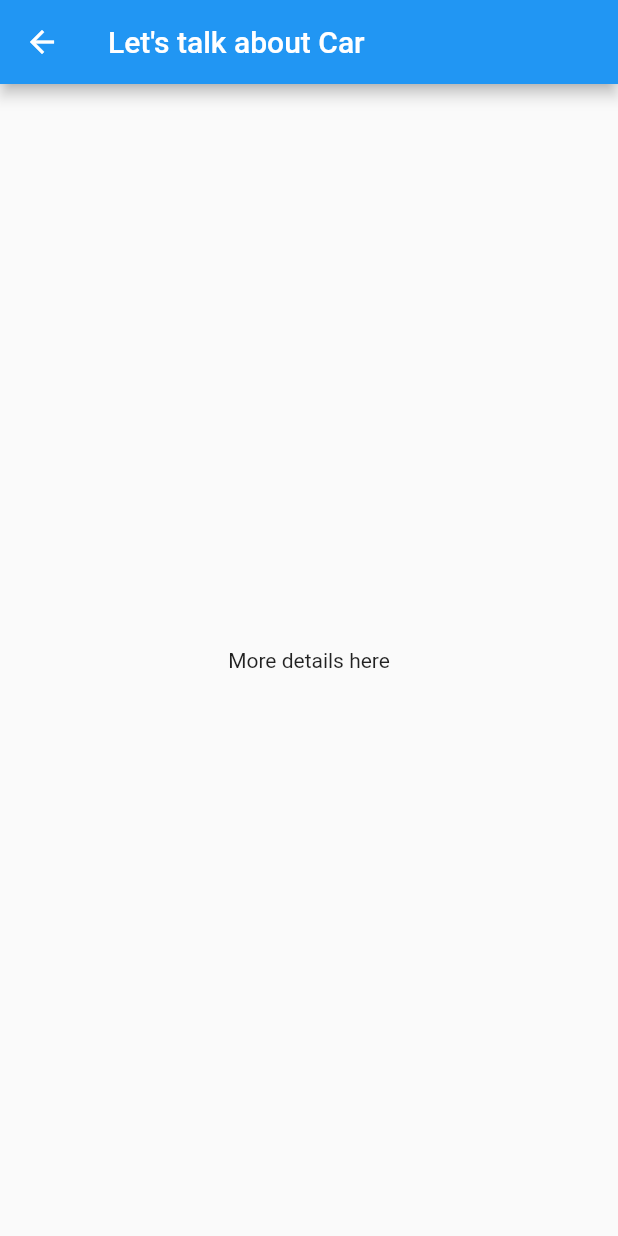
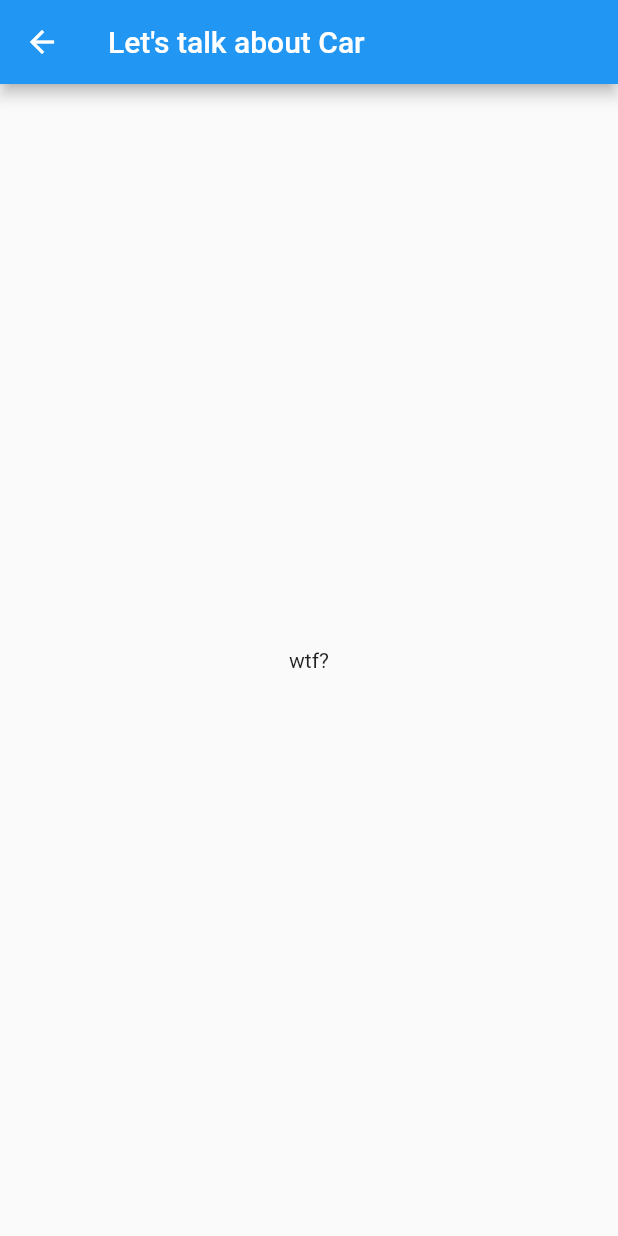
Before and after one commit to SerjKli/Flutter-navigation-2, a Flutter app: the screen it shows after launch, after a tap on "Car", on a phone screen of 412 x 824 dp. Run offline on Flutter 3.47's test engine with Material 2 defaults, Android fonts, the phone set to English and light mode, and no system bars; our stand-ins replace hooks_riverpod.

Commit message:
Implementation of RouteDelegate Implementation of RouteInformationParser
Move from MaterialApp to MaterialApp.route

```diff
--- a/lib/main.dart
+++ b/lib/main.dart
@@ -1,10 +1,15 @@
+
+import 'package:flutter/foundation.dart';
 import 'package:flutter/material.dart';
-import 'package:flutter_navigation_2/DUMMY.dart';
-import 'package:flutter_navigation_2/models/ItemModel.dart';
-import 'package:flutter_navigation_2/routes/router_delegator.dart';
+import 'package:flutter_web_plugins/flutter_web_plugins.dart';
 import 'package:hooks_riverpod/hooks_riverpod.dart';
 
+import 'package:flutter_navigation_2/routes/router_parser.dart';
+import 'package:flutter_navigation_2/routes/router_delegator.dart';
+
 void main() {
+  if (kIsWeb) setUrlStrategy(PathUrlStrategy());
+
   runApp(
     /// Init Riverpod's providers
     /// https://riverpod.dev/docs/concepts/providers#creating-a-provider
@@ -14,18 +19,19 @@ void main() {
   );
 }
 
-class MyApp extends StatelessWidget {
+class MyApp extends ConsumerWidget {
   const MyApp({Key? key}) : super(key: key);
 
   @override
-  Widget build(BuildContext context) {
-    return MaterialApp(
+  Widget build(BuildContext context, WidgetRef ref) {
+    return MaterialApp.router(
       debugShowCheckedModeBanner: false,
       title: 'Flutter Demo',
       theme: ThemeData(
         primarySwatch: Colors.blue,
       ),
-      home: Router(routerDelegate: AppRouteDelegator()),
+      routerDelegate: AppRouteDelegator(ref),
+      routeInformationParser: AppRouterInformationParser(),
     );
   }
 }
--- a/lib/providers/MainProvider.dart
+++ b/lib/providers/ItemProvider.dart
@@ -12,12 +12,20 @@ class ItemNotifier with ChangeNotifier {
   LoadingStatus _loadingStatus = LoadingStatus.init;
   final ItemRepoContract itemRepo;
   List<ItemModel> _items = [];
+  String? _selectedTitle;
 
   ItemNotifier() : itemRepo = ItemRepoFake() {
-    debugPrint("ItemNotifier constructor");
     if (_loadingStatus == LoadingStatus.init) {
       _loadItems();
     }
+  }
+
+  ItemModel? get selectedItem {
+    if(_selectedTitle == null || _items.isEmpty) return null;
+    final List<ItemModel> _item = _items.where((element) => element.title.toLowerCase() ==
+    _selectedTitle!.toLowerCase()).toList();
+    if(_items.isEmpty) return null;
+    return _item.first;
   }
 
   bool get isLoading => _loadingStatus == LoadingStatus.loading;
@@ -28,6 +36,11 @@ class ItemNotifier with ChangeNotifier {
     notifyListeners();
   }
 
+  set selectedTitle(String? title){
+    _selectedTitle = title;
+    notifyListeners();
+  }
+
   Future<void> _loadItems() async {
     loadingStatus = LoadingStatus.loading;
     _items = [...await itemRepo.loadItems()];
--- a/lib/routes/pages/MainPage.dart
+++ b/lib/routes/pages/MainPage.dart
@@ -2,15 +2,13 @@ import 'package:flutter/material.dart';
 import 'package:flutter_navigation_2/screens/MainScreen.dart';
 
 class MainPage extends Page {
-  final Function(String) onOptionSelected;
-
-  const MainPage({required this.onOptionSelected});
+  const MainPage();
 
   @override
   Route createRoute(BuildContext context) {
     return MaterialPageRoute(
       settings: this,
-      builder: (BuildContext context) => MainScreen(onOptionSelected: onOptionSelected),
+      builder: (BuildContext context) => const MainScreen(),
     );
   }
 }
--- a/lib/routes/pages/OptionDetailsPage.dart
+++ b/lib/routes/pages/OptionDetailsPage.dart
@@ -2,13 +2,12 @@ import 'package:flutter/material.dart';
 import 'package:flutter_navigation_2/screens/OptionDetailsScreen.dart';
 
 class OptionDetailsPage extends Page {
-  final String option;
-  const OptionDetailsPage({required this.option});
+  const OptionDetailsPage();
   @override
   Route createRoute(BuildContext context) {
     return MaterialPageRoute(
       settings: this,
-      builder: (BuildContext context) => OptionDetailsScreen(option: option),
+      builder: (BuildContext context) => const OptionDetailsScreen(),
     );
   }
 }
--- a/lib/routes/router_delegator.dart
+++ b/lib/routes/router_delegator.dart
@@ -1,24 +1,33 @@
 import 'package:flutter/cupertino.dart';
+import 'package:flutter_navigation_2/providers/ItemProvider.dart';
 import 'package:flutter_navigation_2/routes/pages/InitialPage.dart';
 import 'package:flutter_navigation_2/routes/pages/MainPage.dart';
 import 'package:flutter_navigation_2/routes/pages/OptionDetailsPage.dart';
+import 'package:flutter_navigation_2/routes/router_states.dart';
+import 'package:hooks_riverpod/hooks_riverpod.dart';
 
 /// App router delegator
-/// Handle all route's activities
-class AppRouteDelegator extends RouterDelegate with ChangeNotifier, PopNavigatorRouterDelegateMixin {
+/// Build Navigator according the app state and handling the pop requests
+class AppRouteDelegator extends RouterDelegate<AppRouteState>
+    with ChangeNotifier, PopNavigatorRouterDelegateMixin<AppRouteState> {
   final GlobalKey<NavigatorState> _navigatorKey = GlobalKey<NavigatorState>();
+  final WidgetRef ref;
+
   @override
-  GlobalKey<NavigatorState>? get navigatorKey => _navigatorKey;
+  GlobalKey<NavigatorState> get navigatorKey => _navigatorKey;
 
-  /// Determinate if app is ready to use
+  /// Determinate if the app is ready to use
   bool _isInit = false;
-  String? _selectedOption;
 
-  AppRouteDelegator() {
+  AppRouteDelegator(this.ref) {
     _initApp();
   }
 
-  /// Emulate getting data from remote API or local storage
+  String? get selectedItemTitle => ref.watch(itemProvider).selectedItem?.title;
+
+  /// Emulate getting data from the remote API or local storage
+  ///
+  /// For example, You can use this method to check the authentication status
   Future<void> _initApp() async {
     if (_isInit) return;
 
@@ -29,25 +38,15 @@ class AppRouteDelegator extends RouterDelegate with ChangeNotifier, PopNavigator
     notifyListeners();
   }
 
-  String? get selectedOption => _selectedOption;
-  set selectedOption(String? value) {
-    _selectedOption = value;
-    notifyListeners();
-  }
-
   @override
   Widget build(BuildContext context) {
     return Navigator(
       key: navigatorKey,
+      /// pages stack, shows the last page in this stack
       pages: [
-        MainPage(
-          onOptionSelected: (String newSelectedOption) {
-            debugPrint("selected option = $newSelectedOption");
-            selectedOption = newSelectedOption;
-          },
-        ),
+        const MainPage(),
         if (!_isInit) const InitialPage(),
-        if (_selectedOption != null) OptionDetailsPage(option: selectedOption!),
+        if (selectedItemTitle != null) const OptionDetailsPage(),
       ],
       onPopPage: (route, result) {
         if (!route.didPop(result)) return false;
@@ -57,9 +56,23 @@ class AppRouteDelegator extends RouterDelegate with ChangeNotifier, PopNavigator
   }
 
   @override
-  Future<void> setNewRoutePath(configuration) {
-    debugPrint("$configuration");
-    // TODO: implement setNewRoutePath
-    throw UnimplementedError();
+  AppRouteState get currentConfiguration {
+    if (selectedItemTitle != null) {
+      return ItemDetailRouteState(title: selectedItemTitle!);
+    } else {
+      return const HomeAppRouteState();
+    }
+  }
+
+  /// For example this method can be used to check access to pages (guards)
+  @override
+  Future<void> setNewRoutePath(AppRouteState configuration) async {
+    final _itemProvider = ref.watch(itemProvider);
+
+    if (configuration is ItemDetailRouteState) {
+      _itemProvider.selectedTitle = configuration.title;
+    } else {
+      _itemProvider.selectedTitle = null;
+    }
   }
 }
--- /dev/null
+++ b/lib/routes/router_parser.dart
@@ -0,0 +1,25 @@
+import 'package:flutter/material.dart';
+import 'package:flutter_navigation_2/routes/router_states.dart';
+
+/// Parses the current location after that RouterDelegate changing the app state
+///
+/// If you are going to build only mobile app (without Web app) it's not necessary to build it
+class AppRouterInformationParser extends RouteInformationParser<AppRouteState> {
+  /// Convert current url to navigation state
+  @override
+  Future<AppRouteState> parseRouteInformation(RouteInformation routeInformation) async {
+    final Uri uri = Uri.parse(routeInformation.location!);
+
+    if (uri.pathSegments.length == 2 && uri.pathSegments[0] == 'item') {
+      return ItemDetailRouteState(title: uri.pathSegments[1]);
+    }
+
+    return const HomeAppRouteState();
+  }
+
+  /// Convert current navigation state to url
+  @override
+  RouteInformation restoreRouteInformation(AppRouteState state) {
+    return RouteInformation(location: state.location);
+  }
+}
--- /dev/null
+++ b/lib/routes/router_states.dart
@@ -0,0 +1,26 @@
+/// Represents current app route state
+abstract class AppRouteState {
+  const AppRouteState();
+
+  String get location;
+}
+
+/// State for home page
+class HomeAppRouteState extends AppRouteState {
+  const HomeAppRouteState();
+
+  @override
+  String get location => '/';
+}
+
+/// State for item's details page
+class ItemDetailRouteState extends AppRouteState {
+  final String title;
+
+  const ItemDetailRouteState({
+    required this.title,
+  });
+
+  @override
+  String get location => '/item/${title.toLowerCase()}';
+}
--- a/lib/screens/MainScreen.dart
+++ b/lib/screens/MainScreen.dart
@@ -1,16 +1,12 @@
 import 'package:flutter/material.dart';
-import 'package:flutter_navigation_2/models/ItemModel.dart';
-import 'package:flutter_navigation_2/providers/MainProvider.dart';
-import 'package:flutter_navigation_2/widgets/loading.dart';
 import 'package:hooks_riverpod/hooks_riverpod.dart';
 
+import 'package:flutter_navigation_2/models/ItemModel.dart';
+import 'package:flutter_navigation_2/providers/ItemProvider.dart';
+import 'package:flutter_navigation_2/widgets/loading.dart';
+
 class MainScreen extends StatelessWidget {
-  final Function(String) onOptionSelected;
-
-  const MainScreen({
-    Key? key,
-    required this.onOptionSelected,
-  }) : super(key: key);
+  const MainScreen({Key? key}) : super(key: key);
 
   @override
   Widget build(BuildContext context) {
@@ -30,12 +26,11 @@ class MainScreen extends StatelessWidget {
             final List<ItemModel> _items = _itemProvider.items;
 
             return GridView.count(
-              crossAxisCount: 2,
+              crossAxisCount: 4,
               children: [
                 ..._items
                     .map((option) => _OptionWidget(
                           title: option.title,
-                          onOptionSelected: onOptionSelected,
                         ))
                     .toList(),
               ],
@@ -49,11 +44,9 @@ class MainScreen extends StatelessWidget {
 
 class _OptionWidget extends StatelessWidget {
   final String title;
-  final Function onOptionSelected;
   const _OptionWidget({
     Key? key,
     required this.title,
-    required this.onOptionSelected,
   }) : super(key: key);
 
   @override
@@ -62,15 +55,23 @@ class _OptionWidget extends StatelessWidget {
       padding: const EdgeInsets.all(8.0),
       child: Container(
         color: Colors.blue,
-        child: InkWell(
-          onTap: () {
-            onOptionSelected(title);
+        child: Consumer(
+          builder: (ctx, ref, child) {
+            final _itemProvider = ref.read(itemProvider);
+            return InkWell(
+              onTap: () {
+                _itemProvider.selectedTitle = title;
+              },
+              child: child,
+            );
           },
           child: Center(
-            child: Text(title,
-                style: const TextStyle(
-                  color: Colors.white,
-                )),
+            child: Text(
+              title,
+              style: const TextStyle(
+                color: Colors.white,
+              ),
+            ),
           ),
         ),
       ),
--- a/lib/screens/OptionDetailsScreen.dart
+++ b/lib/screens/OptionDetailsScreen.dart
@@ -1,18 +1,27 @@
 import 'package:flutter/material.dart';
+import 'package:hooks_riverpod/hooks_riverpod.dart';
+
+import 'package:flutter_navigation_2/models/ItemModel.dart';
+import 'package:flutter_navigation_2/providers/ItemProvider.dart';
 
 class OptionDetailsScreen extends StatelessWidget {
-  final String option;
-  const OptionDetailsScreen({Key? key, required this.option}) : super(key: key);
+  const OptionDetailsScreen({Key? key}) : super(key: key);
 
   @override
   Widget build(BuildContext context) {
-    return Scaffold(
-      appBar: AppBar(
-        title: Text("Let's talk about $option"),
-      ),
-      body: const Center(
-        child: Text('More details here'),
-      ),
+    return Consumer(
+      builder: (BuildContext context, WidgetRef ref, _) {
+        final ItemModel _item = ref.read(itemProvider).selectedItem!;
+
+        return Scaffold(
+          appBar: AppBar(
+            title: Text("Let's talk about ${_item.title}"),
+          ),
+          body: Center(
+            child: Text(_item.caption),
+          ),
+        );
+      },
     );
   }
 }
--- a/pubspec.yaml
+++ b/pubspec.yaml
@@ -10,6 +10,8 @@ environment:
 
 dependencies:
   flutter:
+    sdk: flutter
+  flutter_web_plugins:
     sdk: flutter
   hooks_riverpod: ^1.0.3
   cupertino_icons: ^1.0.2
```
Also changed, not shown: pubspec.lock, 1 other file.
